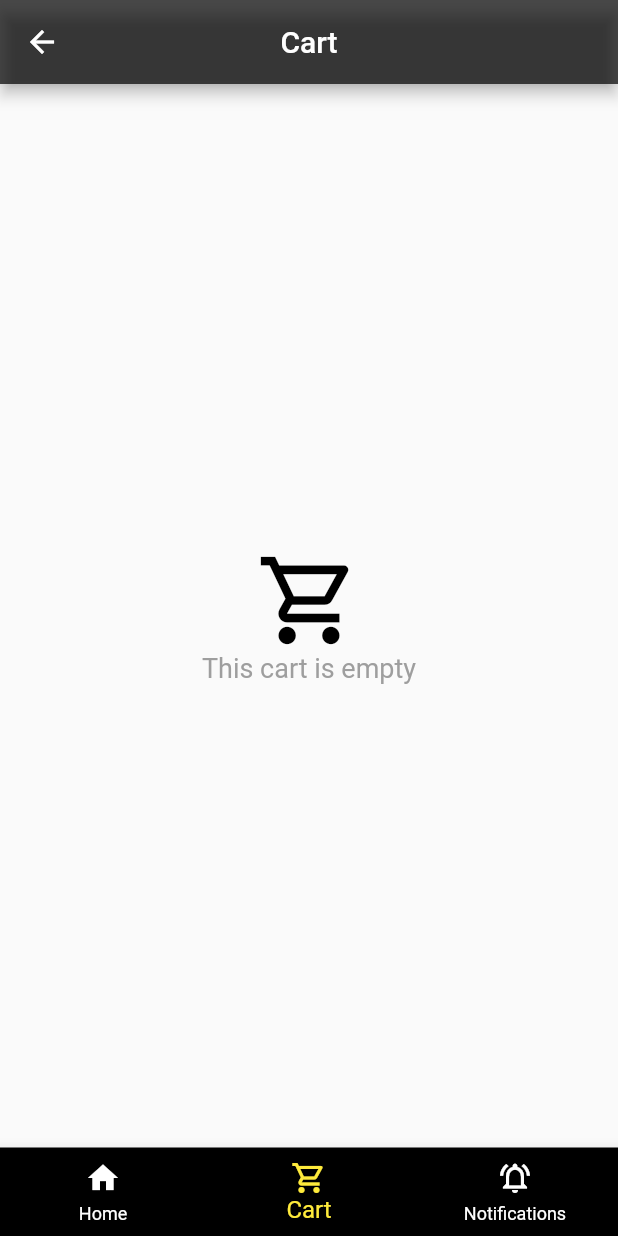
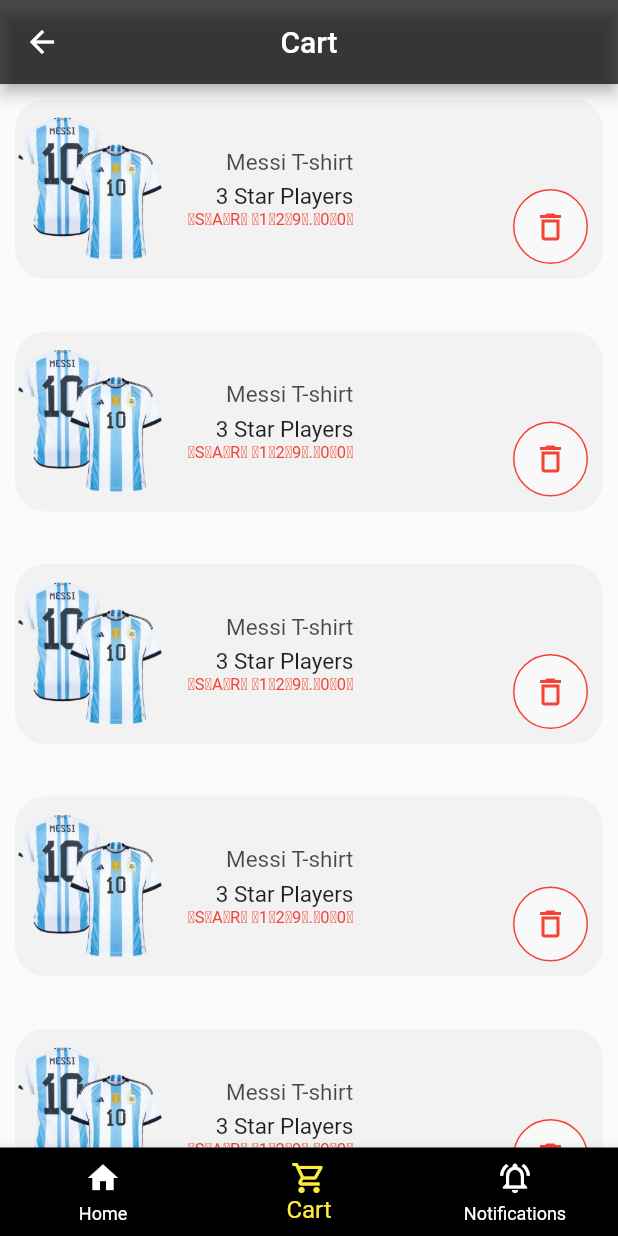
Before and after one commit to ShorooqAbdeen/Koora-Store, a Flutter app: the BottomScreen screen opened by its route, item 2 of the bottom bar chosen, on a phone screen of 412 x 824 dp. Run offline on Flutter 3.47's test engine with Material 2 defaults, Android fonts, the phone set to English and light mode, and no system bars; our stand-ins replace firebase_auth, firebase_core, font_awesome_flutter; accounts and stored records are empty.

Commit message:
commit sama12

```diff
--- a/lib/Screens/BottomNavigationScreens/BottomNavagtionScreen.dart
+++ b/lib/Screens/BottomNavigationScreens/BottomNavagtionScreen.dart
@@ -1,6 +1,6 @@
 import 'package:flutter/material.dart';
-import 'package:koora_store/Screens/BottomNavigationScreens/CartScreen.dart';
-import 'package:koora_store/Screens/BottomNavigationScreens/NotificationScreen.dart';
+import 'package:koora_store/Screens/TabBarScreens/CartScreen.dart';
+import 'package:koora_store/Screens/TabBarScreens/NotificationScreen.dart';
 import 'package:koora_store/Screens/HomeScreen.dart';
 class BottomScreen extends StatefulWidget {
   const BottomScreen({Key? key}) : super(key: key);
--- a/lib/Screens/BottomNavigationScreens/CartScreen.dart
+++ /dev/null
@@ -1,30 +0,0 @@
-import 'package:flutter/material.dart';
-
-class CartScreen extends StatelessWidget {
-  const CartScreen({Key? key}) : super(key: key);
-
-  @override
-  Widget build(BuildContext context) {
-    return MaterialApp(
-        debugShowCheckedModeBanner: false,
-        home: Scaffold(
-           appBar: AppBar(
-            leading: IconButton(onPressed: (){Navigator.pop(context);},icon: Icon(Icons.arrow_back),),
-            title: Text("Cart"),
-           centerTitle: true,
-           backgroundColor: Colors.black.withOpacity(.7),
-           ),
-           body: Center(
-             child: Column(
-                crossAxisAlignment: CrossAxisAlignment.center,
-                mainAxisAlignment: MainAxisAlignment.center,
-               children: [
-                 Icon(Icons.shopping_cart_outlined,size: 70,color: Colors.black,),
-                Text("This cart is empty",style: TextStyle(fontSize: 18,color: Colors.grey),)
-        ],
-      ),
-           ),
-      ),
-    );
-  }
-}
--- a/lib/Screens/DrawerScreens/DrawerWidget.dart
+++ b/lib/Screens/DrawerScreens/DrawerWidget.dart
@@ -1,6 +1,6 @@
 import 'package:flutter/material.dart';
 import 'package:koora_store/Screens/AuthenticationScreens/SignInScreen.dart';
-import 'package:koora_store/Screens/BottomNavigationScreens/NotificationScreen.dart';
+import 'package:koora_store/Screens/TabBarScreens/NotificationScreen.dart';
 import 'package:koora_store/Screens/DrawerScreens/AccountScreen.dart';
 
 import '../../Controllers/FirebaseAuthController.dart';
--- /dev/null
+++ b/lib/Screens/TabBarScreens/CartScreen.dart
@@ -0,0 +1,90 @@
+import 'package:flutter/material.dart';
+
+class CartScreen extends StatelessWidget {
+  const CartScreen({Key? key}) : super(key: key);
+
+  @override
+  Widget build(BuildContext context) {
+    return MaterialApp(
+        debugShowCheckedModeBanner: false,
+        home: Scaffold(
+           appBar: AppBar(
+            leading: IconButton(onPressed: (){Navigator.pop(context);},icon: Icon(Icons.arrow_back),),
+            title: Text("Cart"),
+           centerTitle: true,
+           backgroundColor: Colors.black.withOpacity(.7),
+           ),
+           body:
+           ListView.builder(itemCount: 10,
+              itemBuilder: ((context, index) => Column(
+                 children: [
+                   Padding(
+                     padding: EdgeInsets.only(top:10,right: 10,left: 10,bottom: 25),
+                     child: Stack(
+                       children: [
+                         Container(
+                           height:120,
+                           width:double.infinity,
+                           decoration: BoxDecoration(
+                             color: Colors.grey.withOpacity(0.1),
+                             boxShadow: [BoxShadow(
+                                 spreadRadius: 1,
+                                 blurRadius: 0.5,
+                                 color: Colors.white.withOpacity(0.2)
+                             )],
+                             borderRadius: BorderRadius.circular(20),
+                           ),
+                           child: Row(
+                             children: [
+                               Image.asset("images/home/messsi_removepg.png",width: 100,),
+                               SizedBox(width: 15,),
+                               Column(
+                                 crossAxisAlignment: CrossAxisAlignment.end,
+                                 mainAxisAlignment: MainAxisAlignment.center,
+                                 children: [
+                                   Text("Messi T-shirt",style: TextStyle(fontSize: 15,color: Colors.black.withOpacity(0.7)),),
+                                   SizedBox(height:5,),
+                                   Text("3 Star Players",style: TextStyle(fontSize: 15),),
+                                   Text("̶S̶A̶R̶ ̶1̶2̶9̶.̶0̶0̶",style: TextStyle(color: Colors.red,fontSize: 11),),
+                                 ],
+                               ),
+                             ],
+                           ),
+                         ),
+                           Positioned(
+                            bottom:10,
+                            right:10,
+                             child: Container(
+                                  decoration: BoxDecoration(
+                                  borderRadius: BorderRadius.circular(30),
+                                  color: Colors.white70.withOpacity(0.5),
+                                      border: Border.all(color: Colors.red)
+                                  ),
+                              child: IconButton(
+                                  onPressed: (){},
+                                  icon: Icon(Icons.delete_outline),
+                                  color: Colors.red,
+                           ),
+                           ),
+                           ),
+                       ],
+                     )
+                   ),
+                 ],
+               )
+      ),
+    ),
+        ),
+    );
+  }
+}
+/*Center(
+             child: Column(
+                crossAxisAlignment: CrossAxisAlignment.center,
+                mainAxisAlignment: MainAxisAlignment.center,
+               children: [
+                 Icon(Icons.shopping_cart_outlined,size: 70,color: Colors.black,),
+                Text("This cart is empty",style: TextStyle(fontSize: 18,color: Colors.grey),)
+        ],
+      ),
+           ),*/
--- a/lib/main.dart
+++ b/lib/main.dart
@@ -2,8 +2,8 @@
 import 'package:koora_store/Screens/AuthenticationScreens/SignInScreen.dart';
 import 'package:koora_store/Screens/AuthenticationScreens/SignUpScreen.dart';
 import 'package:koora_store/Screens/BottomNavigationScreens/BottomNavagtionScreen.dart';
-import 'package:koora_store/Screens/BottomNavigationScreens/CartScreen.dart';
-import 'package:koora_store/Screens/BottomNavigationScreens/NotificationScreen.dart';
+import 'package:koora_store/Screens/TabBarScreens/CartScreen.dart';
+import 'package:koora_store/Screens/TabBarScreens/NotificationScreen.dart';
 import 'package:koora_store/Screens/HomeScreen.dart';
 import 'package:koora_store/Screens/LunchScreen.dart';
 
```
Also changed, not shown: lib/Screens/TabBarScreens/NotificationScreen.dart (renamed from lib/Screens/BottomNavigationScreens/NotificationScreen.dart).
